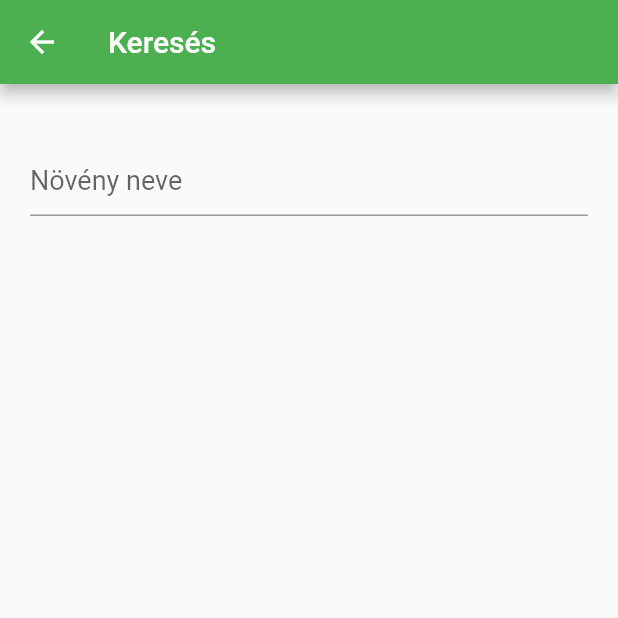
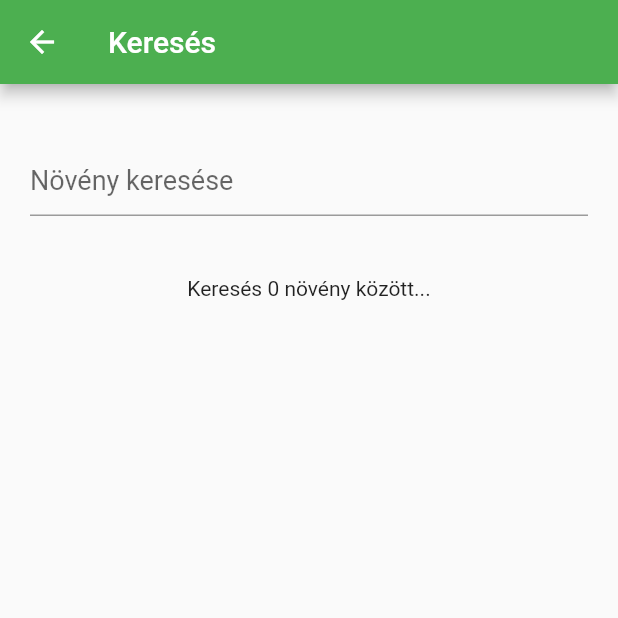
Before and after one commit to Beck-berry/arborapp, a Flutter app: the screen it shows after launch, after a tap on "Növény keresése", on a phone screen of 412 x 824 dp, the top half of it. Run offline on Flutter 3.47's test engine with Material 2 defaults, Android fonts, the phone set to English and light mode, and no system bars; drawn by our look-alikes of searchfield; our stand-ins replace firebase_auth, firebase_core, flutter_map, latlong2; accounts and stored records are empty; generated files the repository leaves out were written again.

Commit message:
keresés okosítás

```diff
--- a/lib/main.dart
+++ b/lib/main.dart
@@ -62,15 +62,25 @@ class MyHomePage extends StatelessWidget {
               ikon: Icons.map,
               onPress: Map(),
             ),
-            const FoMenuButton(
+            FoMenuButton(
               cimke: "Növény keresése",
               ikon: Icons.search,
-              onPress: Search(),
+              onPress: Consumer<ApplicationState>(
+                builder: (context, appState, _) => Search(
+                    novenyek: appState.novenyek,
+                    novenyekSzama: appState.novenyekSzama
+                ),
+              ),
             ),
-            const FoMenuButton(
+            FoMenuButton(
               cimke: "Saját jegyzeteim",
               ikon: Icons.edit,
-              onPress: Search(),
+              onPress: Consumer<ApplicationState>(
+                builder: (context, appState, _) => Search(
+                    novenyek: appState.novenyek,
+                    novenyekSzama: appState.novenyekSzama
+                ),
+              ),
             ),
             FoMenuButton(
               cimke: "Profil beállítások",
@@ -127,6 +137,13 @@ class ApplicationState extends ChangeNotifier {
   LoginState _loginState = LoginState.loggedOut;
   LoginState get loginState => _loginState;
 
+  StreamSubscription<QuerySnapshot>? _novenyekSnapshot;
+  List<NovenyAdat> _novenyek = [];
+  List<NovenyAdat> get novenyek => _novenyek;
+
+  int _novenyekSzama = 0;
+  int get novenyekSzama => _novenyekSzama;
+
   ApplicationState() {
     init();
   }
@@ -139,8 +156,31 @@ class ApplicationState extends ChangeNotifier {
     FirebaseAuth.instance.userChanges().listen((user) {
       if (user != null) {
         _loginState = LoginState.loggedIn;
+        _novenyekSnapshot = FirebaseFirestore.instance
+            .collection('novenyek')
+            .orderBy('nev', descending: true)
+            //.limit(50)
+            .snapshots()
+            .listen((snapshot) {
+              _novenyek = [];
+              _novenyekSzama = snapshot.docs.length;
+              for (final document in snapshot.docs) {
+                _novenyek.add(
+                  NovenyAdat(
+                    nev: document.data()['nev'] as String,
+                    leiras: document.data()['leiras'] as String,
+                    meret: {},
+                    igenyek: {},//document.data()['kornyezeti_igenyek'] as Map<String, List>,
+                    diszitoertek: {}, //document.data()['diszitoertek'] as Map<String, String>,
+                    alkalmazas: document.data()['alkalmazas'] as String
+                  ),
+                );
+              }
+            });
       } else {
         _loginState = LoginState.loggedOut;
+        _novenyek = [];
+        _novenyekSnapshot?.cancel();
       }
       notifyListeners();
     });
--- a/lib/src/search.dart
+++ b/lib/src/search.dart
@@ -1,8 +1,16 @@
+import 'package:arborapp/src/plant.dart';
 import 'package:flutter/material.dart';
 import 'package:searchfield/searchfield.dart';
 
 class Search extends StatelessWidget {
-  const Search({Key? key}) : super(key: key);
+  const Search({
+    required this.novenyek,
+    required this.novenyekSzama,
+    super.key
+  });
+
+  final List<NovenyAdat> novenyek;
+  final int novenyekSzama;
 
   @override
   Widget build(BuildContext context) {
@@ -12,17 +20,47 @@ class Search extends StatelessWidget {
         'Keresés',
         ),
       ),
-      body: Container(
+      body: Column(
+        children: [
+          Container(
             margin: const EdgeInsets.symmetric(vertical: 40, horizontal: 20),
             child: SearchField(
-          suggestions: ['ABC', 'DEF', 'GHI', 'JKL'].map((e) => SearchFieldListItem(e, child: Text(e))).toList(),
+              suggestions: novenyek.map((e) => SearchFieldListItem(e.nev, child: Text(e.nev))).toList(),
               searchStyle: TextStyle(
                 fontSize: 18,
                 color: Colors.black.withOpacity(0.8),
               ),
-          hint: 'Növény neve',
+              hint: 'Növény keresése',
               hasOverlay: false,
+              onSubmit: (value) {
+                NovenyAdat kivalasztottNoveny = novenyek.where((noveny) => noveny.nev == value).first;
+                Navigator.push(
+                    context,
+                    MaterialPageRoute(builder: (context) => Plant(noveny: kivalasztottNoveny))
+                );
+              },
             ),
+          ),
+          Text("Keresés $novenyekSzama növény között..."),
+          Expanded(
+            child:ListView.builder(
+              shrinkWrap: true,
+              itemCount: novenyek.length,
+              itemBuilder: (context, index) {
+                return ListTile(
+                  title: Text(novenyek[index].nev),
+                  onTap: () {
+                    NovenyAdat kivalasztottNoveny = novenyek.where((noveny) => noveny.nev == novenyek[index].nev).first;
+                    Navigator.push(
+                        context,
+                        MaterialPageRoute(builder: (context) => Plant(noveny: kivalasztottNoveny))
+                    );
+                  },
+                );
+              },
+            )
+          )
+        ]
       )
     );
   }
```
Lines whose indentation alone changed are shown as unchanged.
